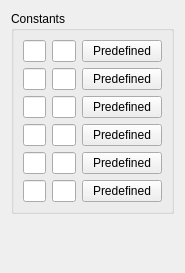
Above: constants.ui from KDE/kcalc before the change. Below: the same form after it.
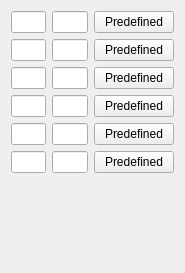
That is the form after the change.

Commit message:
settings: Remove useless QGroupBox for Constants page
Not needed as the title of the group box was rebandant with page title.

Patch:
```diff
--- a/constants.ui
+++ b/constants.ui
@@ -12,12 +12,6 @@
   <property name="windowTitle" >
    <string>Constants</string>
   </property>
-  <layout class="QVBoxLayout" >
-   <item>
-    <widget class="QGroupBox" name="constantsBox" >
-     <property name="title" >
-      <string>Constants</string>
-     </property>
      <layout class="QGridLayout" >
       <item row="0" column="0" >
        <widget class="QLineEdit" name="kcfg_nameConstant0" >
@@ -145,10 +139,7 @@
         </property>
        </widget>
       </item>
-     </layout>
-    </widget>
-   </item>
-   <item>
+   <item row="6" >
     <spacer>
      <property name="orientation" >
       <enum>Qt::Vertical</enum>
```
Lines whose indentation alone changed are shown as unchanged.
